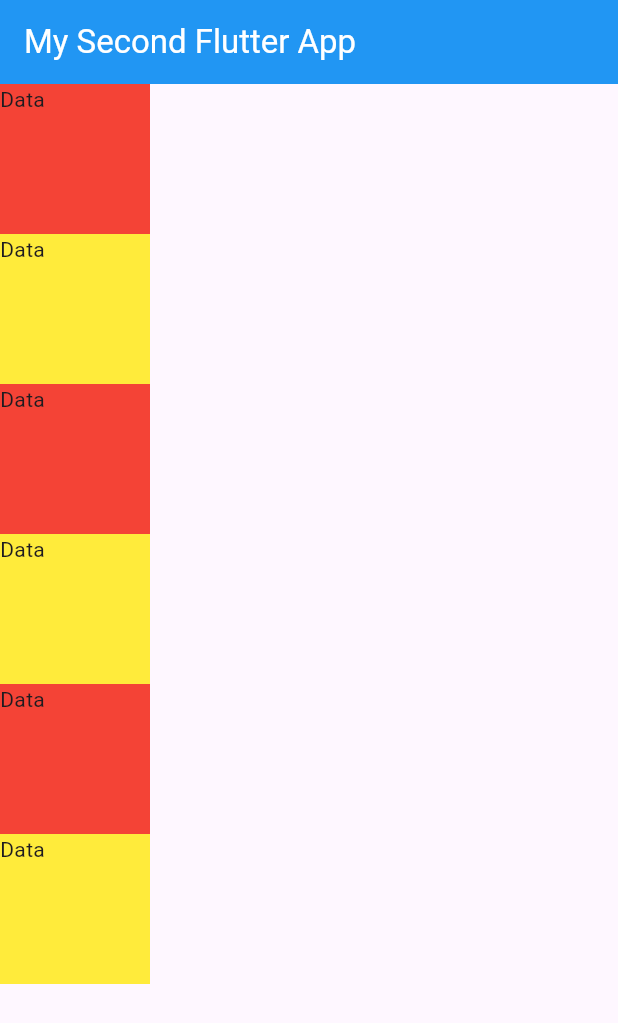
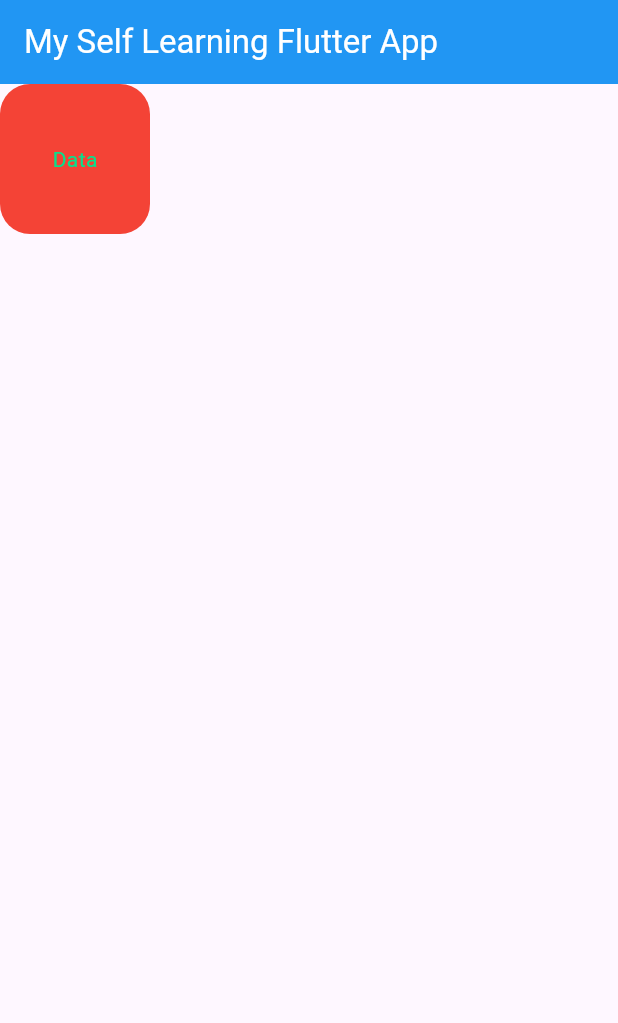
Before and after one commit to SuhAilMAnzoor/second_flutter_on_structure, a Flutter app: the screen it shows after launch, on a phone screen of 412 x 824 dp. Shown: the top 1023 px of the screen. Run offline on Flutter 3.47's test engine with Material 3 defaults, Android fonts, the phone set to English and light mode, and no system bars.

Commit message:
Container with BoxDecration make Border Radius 20 and set Set its color red

```diff
--- a/lib/Important_Note.txt
+++ b/lib/Important_Note.txt
@@ -1,4 +1,4 @@
 Please import each File in <main.dart> file before running it.
 in lib folder we have multiple dart files but they are all different
-from each other topic to topic wise learning ,
+from each other, topic to topic wise learning ,
 Acess Your Dart file in main.dart file before running it.
--- /dev/null
+++ b/lib/SelfLearning.dart
@@ -0,0 +1,34 @@
+// Replace Class Name in main.dart file so you can check out what i have learnt
+//Relace ProfileView into SelfLearning class in the main.dart file line no 14.
+// to Access This File and Check What i have done i mean what i have learnt
+import 'package:flutter/material.dart';
+
+class SelfLearning extends StatelessWidget {
+  const SelfLearning({super.key});
+
+  @override
+  Widget build(BuildContext context) {
+    return Scaffold(
+      appBar: AppBar(
+        title: const Text("My Self Learning Flutter App",
+            style: TextStyle(color: Colors.white)),
+        backgroundColor: Colors.blue,
+      ),
+      body: Container(
+        height: 100,
+        width: 100,
+        decoration: BoxDecoration(
+            color: Colors.red, borderRadius: BorderRadius.circular(20)),
+        child: const Center(
+          // Centering the text
+          child: Text(
+            "Data",
+            style: TextStyle(
+                color: Color.fromARGB(255, 6, 225,
+                    141)), // Adding text color for better visibility
+          ),
+        ),
+      ),
+    );
+  }
+}
--- a/lib/main.dart
+++ b/lib/main.dart
@@ -1,8 +1,5 @@
 import 'package:flutter/material.dart';
 import 'package:my_first_flutter_project/SelfLearning.dart';
-import 'package:my_first_flutter_project/SelfLearning01_ScreenOverFlowedError.dart';
-import 'package:my_first_flutter_project/SelfLearning02_SingleChildScrollView_Top_to_Bottom.dart';
-import 'package:my_first_flutter_project/profile_view.dart';
 
 void main() {
   runApp(const MyApp());
@@ -14,7 +11,7 @@ class MyApp extends StatelessWidget {
   @override
   Widget build(BuildContext context) {
     return const MaterialApp(
-      home: ProfileView(),
+      home: SelfLearning(),
     );
   }
 }
```
